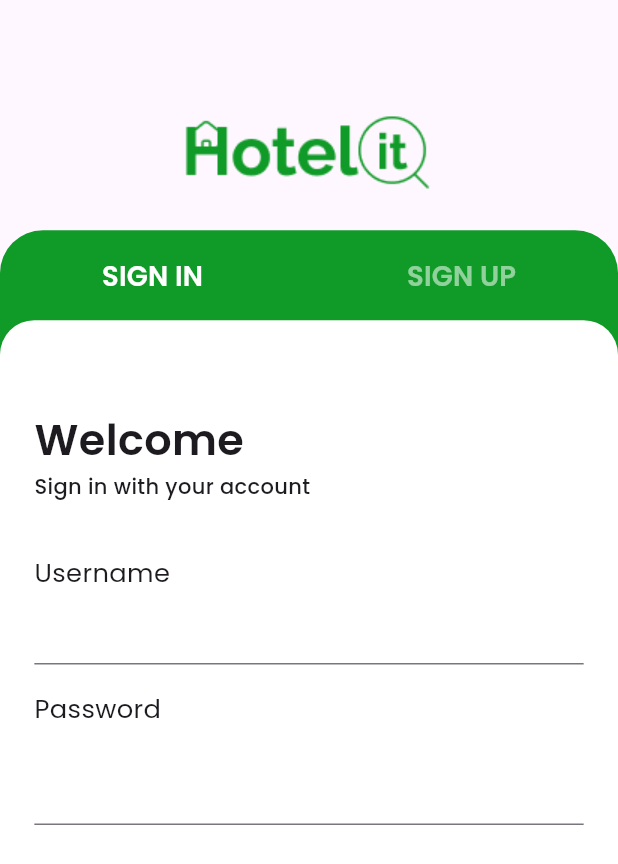
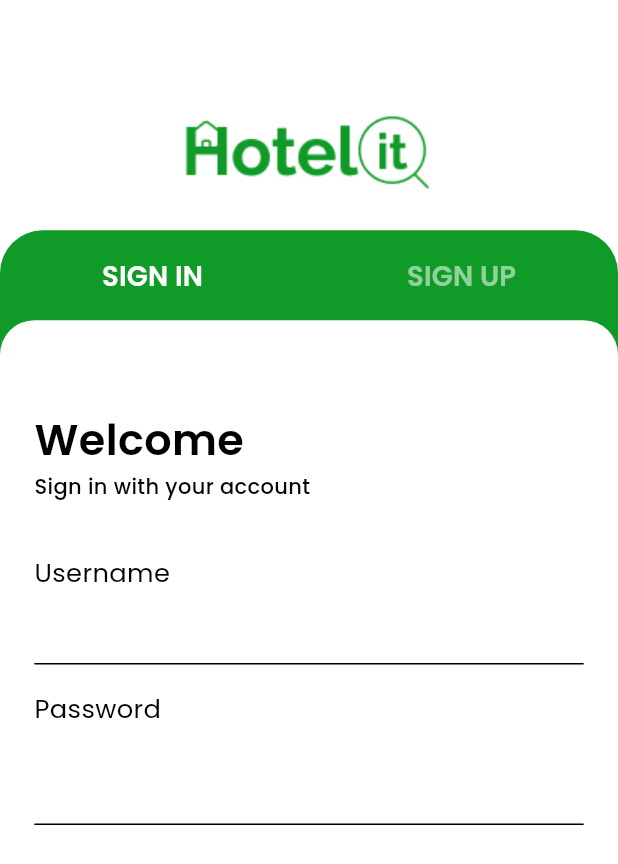
Before and after one commit to OstrichFarmer/hotel_it, a Flutter app: the AuthView screen opened by its route, after a tap on "SIGN IN", on a phone screen of 412 x 824 dp. Shown: the top 864 px of the screen. Run offline on Flutter 3.47's test engine with Material 3 defaults, Android fonts, the phone set to English and light mode, and no system bars; our stand-ins replace flutter_screenutil, google_fonts, logger, stacked, stacked_services, stacked_shared.

Commit message:
feat/implemented the dark mode theme setup

```diff
--- /dev/null
+++ b/lib/services/theme/theme.dart
@@ -0,0 +1,24 @@
+import 'package:flutter/material.dart';
+
+final lightTheme = ThemeData(
+  brightness: Brightness.light,
+  primaryColor: Colors.white,
+  colorScheme: ColorScheme.fromSwatch(
+    primarySwatch: Colors.grey, // Use grey to avoid conflicts with white
+    brightness: Brightness.light, // Ensure brightness matches ThemeData
+  ).copyWith(
+    primary: Colors.white, // Set primary to white
+    secondary: Colors.grey, // Set a contrasting secondary color
+  ),
+);
+
+final darkTheme = ThemeData(
+  brightness: Brightness.dark,
+  primaryColor: Colors.grey,
+  colorScheme: ColorScheme.fromSwatch(
+    primarySwatch: Colors.grey,
+    brightness: Brightness.dark, // Ensure brightness matches ThemeData
+  ).copyWith(
+    secondary: Colors.black,
+  ),
+);
--- /dev/null
+++ b/lib/services/theme/themeviewmodel.dart
@@ -0,0 +1,14 @@
+import 'package:stacked/stacked.dart';
+import 'package:flutter/material.dart';
+
+class ThemeViewModel extends BaseViewModel {
+  ThemeMode _themeMode = ThemeMode.light;
+
+  ThemeMode get themeMode => _themeMode;
+
+  void toggleTheme() {
+    _themeMode =
+        _themeMode == ThemeMode.light ? ThemeMode.dark : ThemeMode.light;
+    notifyListeners();
+  }
+}
```
Also changed, not shown: lib/main.dart (+10 -4 lines).
